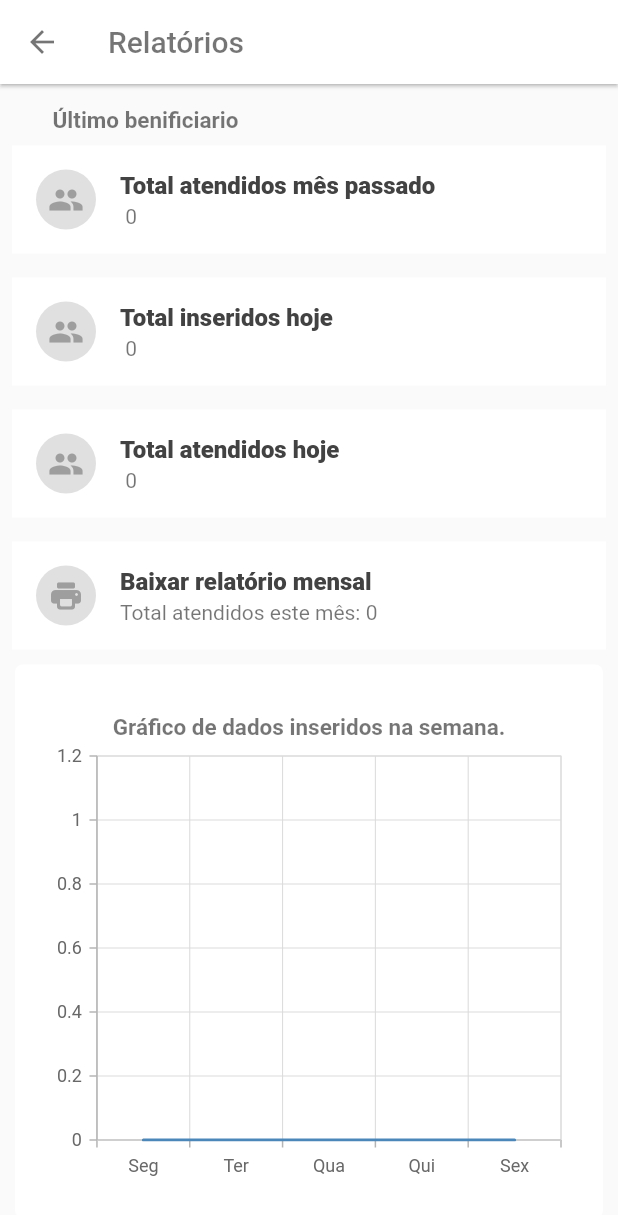
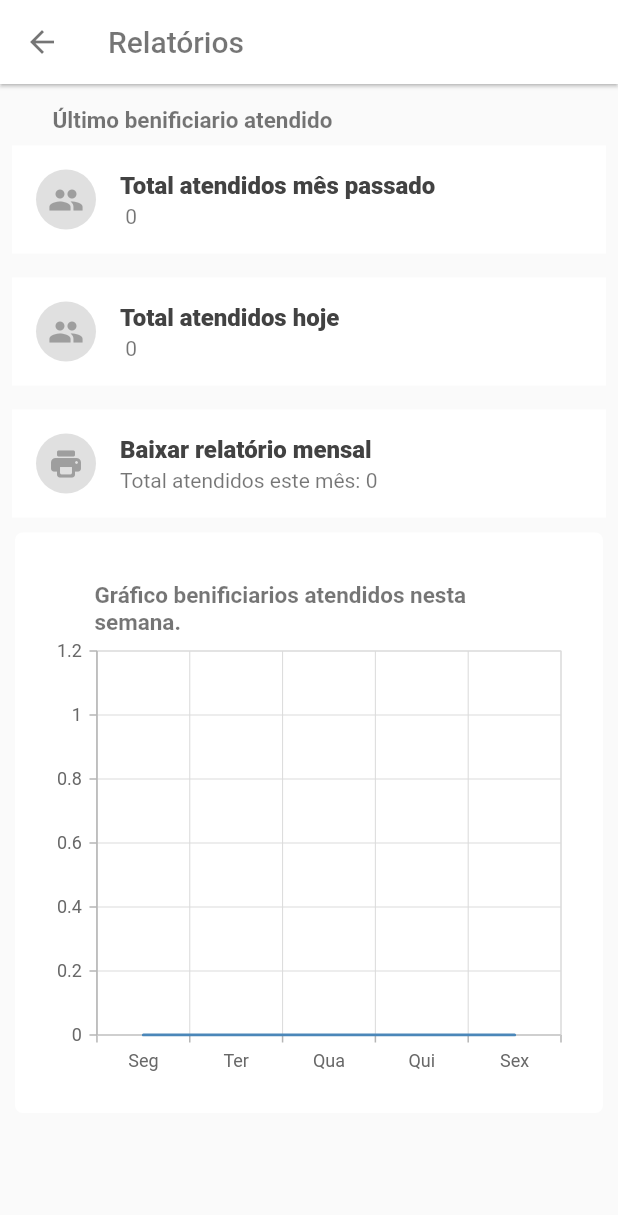
Before and after one commit to inkomomutane/biospdatabase_android, a Flutter app: the RelatorioDiario screen opened directly, on a phone screen of 412 x 824 dp. Shown: the top 1215 px of the screen. Run offline on Flutter 3.47's test engine with Material 2 defaults, Android fonts, the light colour scheme and no system bars; our stand-ins replace badges, bottom_navy_bar, custom_radio_grouped_button, datetime_picker_formfield, diacritic, hive_flutter and 2 more; missing offline and left inert: dart_json_mapper, dropdown_search2; accounts and stored records are empty; project files that could hold a hidden picture were left out.

Commit message:
package:diacritic added to words from search bar , logical error from "Atendidos hoje " fixed

```diff
--- a/lib/View/Relatorio/RelatorioDiario.dart
+++ b/lib/View/Relatorio/RelatorioDiario.dart
@@ -24,7 +24,7 @@ class RelatorioDiario extends StatelessWidget {
       ),
       body: ListView(
         children: [
-          LabelComponent(labelText: "Último benificiario"),
+          LabelComponent(labelText: "Último benificiario atendido"),
           ultimoBenificiario(),
           CardRelatorioUI(
             color: Colors.grey.shade300,
@@ -39,22 +39,10 @@ class RelatorioDiario extends StatelessWidget {
             ),
             subtitle: Text(
                 ' ${Syncronization.getBeneficiaries().values.where((element) {
-              return element.serviceDate!.month == DateTime.now().month - 1;
+              var dateTime = DateTime.now();
+              return (element.serviceDate!.year > (dateTime.year - 1)) &&
+                  element.serviceDate!.month == DateTime.now().month - 1;
             }).length}'),
-          ),
-          CardRelatorioUI(
-            color: Colors.grey.shade300,
-            letter: Icon(
-              Icons.group,
-              color: Colors.grey.shade500,
-            ),
-            title: Text(
-              'Total inseridos hoje',
-              style: TextStyle(
-                  fontWeight: FontWeight.w800, color: Colors.grey.shade800),
-            ),
-            subtitle: Text(
-                ' ${Syncronization.getBeneficiaries().values.where((element) => element.createdAt.day == DateTime.now().day).length}'),
           ),
           CardRelatorioUI(
             color: Colors.grey.shade300,
@@ -68,7 +56,12 @@ class RelatorioDiario extends StatelessWidget {
                   fontWeight: FontWeight.w800, color: Colors.grey.shade800),
             ),
             subtitle: Text(
-                ' ${Syncronization.getBeneficiaries().values.where((element) => element.serviceDate!.day == DateTime.now().day).length}'),
+                ' ${Syncronization.getBeneficiaries().values.where((element) {
+              var dateTime = DateTime.now();
+              dateTime = dateTime.subtract(Duration(days: dateTime.weekday));
+              return element.serviceDate!.isAfter(dateTime) &&
+                  element.serviceDate!.day == DateTime.now().day;
+            }).length}'),
           ),
           CardRelatorioUI(
             color: Colors.grey.shade300,
@@ -111,7 +104,12 @@ class RelatorioDiario extends StatelessWidget {
                   fontWeight: FontWeight.w800, color: Colors.grey.shade800),
             ),
             subtitle: Text(
-                'Total atendidos este mês: ${Syncronization.getBeneficiaries().values.where((element) => element.serviceDate!.month == DateTime.now().month).length}'),
+                'Total atendidos este mês: ${Syncronization.getBeneficiaries().values.where((element) {
+              var dateTime = DateTime.now();
+
+              return (element.serviceDate!.year > (dateTime.year - 1)) &&
+                  element.serviceDate!.month == DateTime.now().month;
+            }).length}'),
           ),
           graph()
         ],
@@ -130,13 +128,14 @@ class RelatorioDiario extends StatelessWidget {
     var weekDay = d.weekday;
     var firstDayOfWeek = d.subtract(Duration(days: weekDay));
     var bens = Syncronization.sortedBenificiaries().where((element) {
-      return element.createdAt.isAfter(firstDayOfWeek);
+      return element.serviceDate!.isAfter(firstDayOfWeek);
     }).toList();
-    print(bens.where((element) => element.createdAt.weekday == 5).length);
+    print(bens.where((element) => element.serviceDate!.weekday == 5).length);
     return Container(
       child: Column(
         children: [
-          LabelComponent(labelText: "Gráfico de dados inseridos na semana."),
+          LabelComponent(
+              labelText: "Gráfico benificiarios atendidos nesta semana."),
           SfCartesianChart(
               primaryXAxis: CategoryAxis(),
               primaryYAxis: NumericAxis(),
@@ -147,32 +146,32 @@ class RelatorioDiario extends StatelessWidget {
                       SalesData(
                           'Seg',
                           bens
-                              .where(
-                                  (element) => element.createdAt.weekday == 1)
+                              .where((element) =>
+                                  element.serviceDate!.weekday == 1)
                               .length),
                       SalesData(
                           'Ter',
                           bens
-                              .where(
-                                  (element) => element.createdAt.weekday == 2)
+                              .where((element) =>
+                                  element.serviceDate!.weekday == 2)
                               .length),
                       SalesData(
                           'Qua',
                           bens
-                              .where(
-                                  (element) => element.createdAt.weekday == 3)
+                              .where((element) =>
+                                  element.serviceDate!.weekday == 3)
                               .length),
                       SalesData(
                           'Qui',
                           bens
-                              .where(
-                                  (element) => element.createdAt.weekday == 4)
+                              .where((element) =>
+                                  element.serviceDate!.weekday == 4)
                               .length),
                       SalesData(
                           'Sex',
                           bens
-                              .where(
-                                  (element) => element.createdAt.weekday == 5)
+                              .where((element) =>
+                                  element.serviceDate!.weekday == 5)
                               .length)
                     ],
                     xValueMapper: (SalesData sales, _) => sales.year,
--- a/pubspec.yaml
+++ b/pubspec.yaml
@@ -49,6 +49,7 @@ dependencies:
   material_floating_search_bar: ^0.3.6
   syncfusion_flutter_charts: ^19.3.46
   bottom_navy_bar: ^6.0.0
+  diacritic: ^0.1.3
 
 
 dev_dependencies:
```
Also changed, not shown: lib/Controller/ServerSyncController.dart (+10 -24 lines), lib/View/About/About.dart (+12 -2 lines), lib/View/Home/HomeScaffold.dart (+5 -7 lines), lib/View/SyncData/SyncData.dart (+6 -7 lines), pubspec.lock, 1 other file.
